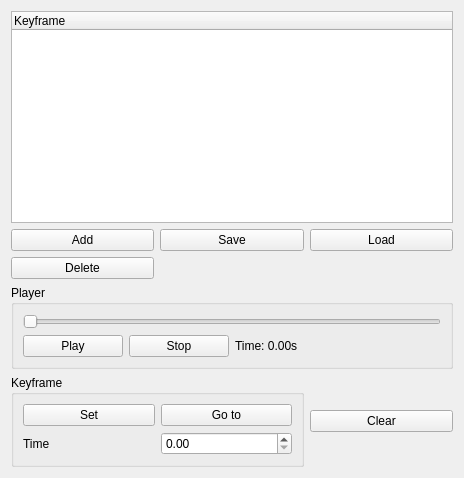
First picture: the form in src/wte/ui/CameraAnimationDialog.ui, repository spiricn/Wt, before the edit.
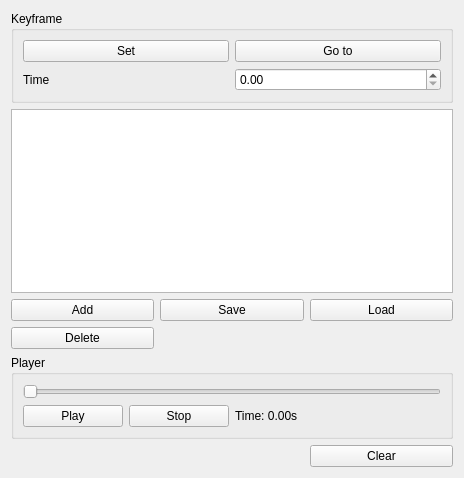
Second picture: the form after the edit.

Commit message: Basic animation blending implemented.

```diff
--- a/src/wte/ui/CameraAnimationDialog.ui
+++ b/src/wte/ui/CameraAnimationDialog.ui
@@ -14,14 +14,14 @@
    <string>Form</string>
   </property>
   <layout class="QGridLayout" name="gridLayout_2">
-   <item row="2" column="1">
-    <widget class="QPushButton" name="pushButton_6">
+   <item row="3" column="2">
+    <widget class="QPushButton" name="pushButton_8">
      <property name="text">
-      <string>Save</string>
+      <string>Load</string>
      </property>
     </widget>
    </item>
-   <item row="5" column="0" colspan="3">
+   <item row="6" column="0" colspan="3">
     <widget class="QGroupBox" name="groupBox">
      <property name="title">
       <string>Player</string>
@@ -58,7 +58,65 @@
      </layout>
     </widget>
    </item>
-   <item row="6" column="0" colspan="2">
+   <item row="3" column="1">
+    <widget class="QPushButton" name="pushButton_6">
+     <property name="text">
+      <string>Save</string>
+     </property>
+    </widget>
+   </item>
+   <item row="1" column="0" colspan="3">
+    <widget class="QTreeWidget" name="treeWidget">
+     <property name="editTriggers">
+      <set>QAbstractItemView::NoEditTriggers</set>
+     </property>
+     <property name="selectionMode">
+      <enum>QAbstractItemView::ExtendedSelection</enum>
+     </property>
+     <property name="rootIsDecorated">
+      <bool>false</bool>
+     </property>
+     <property name="itemsExpandable">
+      <bool>false</bool>
+     </property>
+     <property name="animated">
+      <bool>true</bool>
+     </property>
+     <property name="expandsOnDoubleClick">
+      <bool>false</bool>
+     </property>
+     <attribute name="headerVisible">
+      <bool>false</bool>
+     </attribute>
+     <column>
+      <property name="text">
+       <string>Keyframe</string>
+      </property>
+     </column>
+    </widget>
+   </item>
+   <item row="3" column="0">
+    <widget class="QPushButton" name="pushButton">
+     <property name="text">
+      <string>Add</string>
+     </property>
+    </widget>
+   </item>
+   <item row="7" column="2">
+    <widget class="QPushButton" name="pushButton_3">
+     <property name="text">
+      <string>Clear</string>
+     </property>
+    </widget>
+   </item>
+   <item row="4" column="0">
+    <widget class="QPushButton" name="pushButton_4">
+     <property name="text">
+      <string>Delete</string>
+     </property>
+    </widget>
+   </item>
+   <item row="0" column="0" colspan="3">
     <widget class="QGroupBox" name="keyframeGroup">
      <property name="title">
       <string>Keyframe</string>
@@ -91,43 +149,6 @@
      </layout>
     </widget>
    </item>
-   <item row="0" column="0" colspan="3">
-    <widget class="QTreeWidget" name="treeWidget">
-     <column>
-      <property name="text">
-       <string>Keyframe</string>
-      </property>
-     </column>
-    </widget>
-   </item>
-   <item row="2" column="0">
-    <widget class="QPushButton" name="pushButton">
-     <property name="text">
-      <string>Add</string>
-     </property>
-    </widget>
-   </item>
-   <item row="2" column="2">
-    <widget class="QPushButton" name="pushButton_8">
-     <property name="text">
-      <string>Load</string>
-     </property>
-    </widget>
-   </item>
-   <item row="6" column="2">
-    <widget class="QPushButton" name="pushButton_3">
-     <property name="text">
-      <string>Clear</string>
-     </property>
-    </widget>
-   </item>
-   <item row="3" column="0">
-    <widget class="QPushButton" name="pushButton_4">
-     <property name="text">
-      <string>Delete</string>
-     </property>
-    </widget>
-   </item>
   </layout>
  </widget>
  <resources/>
```
The commit also changes 12 other files.
